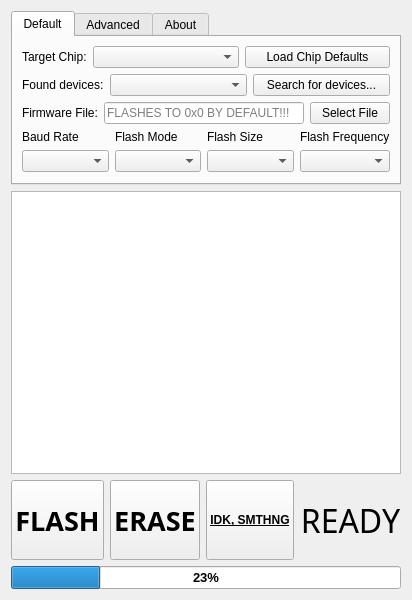
Before: the Qt Designer form src/form.ui in OrhanYigitDurmaz/esptool-gui, drawn with Qt 5.
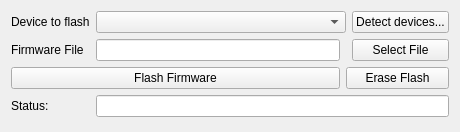
After: the same form once the commit is applied.

Patch:
```diff
--- a/src/form.ui
+++ b/src/form.ui
@@ -1,459 +1,78 @@
 <?xml version="1.0" encoding="UTF-8"?>
 <ui version="4.0">
- <class>MainFrame</class>
- <widget class="QWidget" name="MainFrame">
+ <class>mainw</class>
+ <widget class="QWidget" name="mainw">
   <property name="geometry">
    <rect>
     <x>0</x>
     <y>0</y>
-    <width>400</width>
-    <height>600</height>
+    <width>460</width>
+    <height>132</height>
    </rect>
   </property>
   <property name="windowTitle">
-   <string>ESPTool-GUI</string>
+   <string>mainw</string>
   </property>
-  <layout class="QGridLayout" name="gridLayout_4">
+  <layout class="QGridLayout" name="gridLayout">
+   <item row="0" column="0">
+    <widget class="QLabel" name="label_deviceToFlash">
+     <property name="text">
+      <string>Device to flash</string>
+     </property>
+    </widget>
+   </item>
+   <item row="0" column="1" colspan="2">
+    <widget class="QComboBox" name="comboBox_detectedDevices"/>
+   </item>
+   <item row="0" column="3">
+    <widget class="QPushButton" name="pushButton_detectDevices">
+     <property name="text">
+      <string>Detect devices...</string>
+     </property>
+    </widget>
+   </item>
    <item row="1" column="0">
-    <widget class="QTextEdit" name="textEdit_console">
+    <widget class="QLabel" name="label_firmwareFile">
+     <property name="text">
+      <string>Firmware File</string>
+     </property>
+    </widget>
+   </item>
+   <item row="1" column="3">
+    <widget class="QPushButton" name="pushButton_selectFile">
+     <property name="text">
+      <string>Select File</string>
+     </property>
+    </widget>
+   </item>
+   <item row="2" column="2" colspan="2">
+    <widget class="QPushButton" name="pushButton_eraseFlash">
+     <property name="text">
+      <string>Erase Flash</string>
+     </property>
+    </widget>
+   </item>
+   <item row="1" column="1">
+    <widget class="QLineEdit" name="lineEdit_firmwareFile"/>
+   </item>
+   <item row="3" column="0">
+    <widget class="QLabel" name="label_status">
+     <property name="text">
+      <string>Status:</string>
+     </property>
+    </widget>
+   </item>
+   <item row="3" column="1" colspan="3">
+    <widget class="QLineEdit" name="lineEdit_status">
      <property name="readOnly">
       <bool>true</bool>
      </property>
-     <property name="textInteractionFlags">
-      <set>Qt::TextInteractionFlag::LinksAccessibleByKeyboard|Qt::TextInteractionFlag::LinksAccessibleByMouse|Qt::TextInteractionFlag::TextBrowserInteraction|Qt::TextInteractionFlag::TextSelectableByKeyboard|Qt::TextInteractionFlag::TextSelectableByMouse</set>
-     </property>
     </widget>
    </item>
-   <item row="2" column="0">
-    <layout class="QHBoxLayout" name="horizontalLayout_4">
-     <item>
-      <widget class="QPushButton" name="pushButton_flash">
-       <property name="sizePolicy">
-        <sizepolicy hsizetype="MinimumExpanding" vsizetype="Fixed">
-         <horstretch>0</horstretch>
-         <verstretch>0</verstretch>
-        </sizepolicy>
-       </property>
-       <property name="minimumSize">
-        <size>
-         <width>0</width>
-         <height>80</height>
-        </size>
-       </property>
-       <property name="font">
-        <font>
-         <family>Swis721 BlkCn BT</family>
-         <pointsize>20</pointsize>
-         <bold>true</bold>
-        </font>
-       </property>
-       <property name="text">
-        <string>FLASH</string>
-       </property>
-       <property name="default">
-        <bool>false</bool>
-       </property>
-       <property name="flat">
-        <bool>false</bool>
-       </property>
-      </widget>
-     </item>
-     <item>
-      <widget class="QPushButton" name="pushButton_erase">
-       <property name="sizePolicy">
-        <sizepolicy hsizetype="MinimumExpanding" vsizetype="Fixed">
-         <horstretch>0</horstretch>
-         <verstretch>0</verstretch>
-        </sizepolicy>
-       </property>
-       <property name="minimumSize">
-        <size>
-         <width>0</width>
-         <height>80</height>
-        </size>
-       </property>
-       <property name="font">
-        <font>
-         <family>Swis721 BlkCn BT</family>
-         <pointsize>20</pointsize>
-         <bold>true</bold>
-         <stylestrategy>PreferAntialias</stylestrategy>
-         <hintingpreference>PreferFullHinting</hintingpreference>
-        </font>
-       </property>
-       <property name="cursor">
-        <cursorShape>ArrowCursor</cursorShape>
-       </property>
-       <property name="focusPolicy">
-        <enum>Qt::FocusPolicy::StrongFocus</enum>
-       </property>
-       <property name="contextMenuPolicy">
-        <enum>Qt::ContextMenuPolicy::NoContextMenu</enum>
-       </property>
-       <property name="text">
-        <string>ERASE</string>
-       </property>
-      </widget>
-     </item>
-     <item>
-      <widget class="QPushButton" name="pushButton_3">
-       <property name="sizePolicy">
-        <sizepolicy hsizetype="MinimumExpanding" vsizetype="Fixed">
-         <horstretch>0</horstretch>
-         <verstretch>0</verstretch>
-        </sizepolicy>
-       </property>
-       <property name="minimumSize">
-        <size>
-         <width>0</width>
-         <height>80</height>
-        </size>
-       </property>
-       <property name="font">
-        <font>
-         <bold>true</bold>
-         <underline>true</underline>
-         <strikeout>false</strikeout>
-        </font>
-       </property>
-       <property name="text">
-        <string>IDK, SMTHNG</string>
-       </property>
-      </widget>
-     </item>
-     <item>
-      <widget class="QLabel" name="label_status">
-       <property name="sizePolicy">
-        <sizepolicy hsizetype="MinimumExpanding" vsizetype="Fixed">
-         <horstretch>0</horstretch>
-         <verstretch>0</verstretch>
-        </sizepolicy>
-       </property>
-       <property name="minimumSize">
-        <size>
-         <width>0</width>
-         <height>80</height>
-        </size>
-       </property>
-       <property name="font">
-        <font>
-         <family>Swis721 BlkCn BT</family>
-         <pointsize>24</pointsize>
-         <bold>false</bold>
-        </font>
-       </property>
-       <property name="text">
-        <string>READY</string>
-       </property>
-       <property name="alignment">
-        <set>Qt::AlignmentFlag::AlignCenter</set>
-       </property>
-      </widget>
-     </item>
-    </layout>
-   </item>
-   <item row="0" column="0">
-    <widget class="QTabWidget" name="tabWidget">
-     <property name="sizePolicy">
-      <sizepolicy hsizetype="MinimumExpanding" vsizetype="Minimum">
-       <horstretch>0</horstretch>
-       <verstretch>0</verstretch>
-      </sizepolicy>
-     </property>
-     <property name="minimumSize">
-      <size>
-       <width>0</width>
-       <height>0</height>
-      </size>
-     </property>
-     <property name="currentIndex">
-      <number>0</number>
-     </property>
-     <widget class="QWidget" name="Default_tab">
-      <attribute name="title">
-       <string>Default</string>
-      </attribute>
-      <layout class="QGridLayout" name="gridLayout_2">
-       <item row="2" column="0">
-        <layout class="QHBoxLayout" name="horizontalLayout_3">
-         <item>
-          <widget class="QLabel" name="label_3">
-           <property name="text">
-            <string>Firmware File:</string>
-           </property>
-          </widget>
-         </item>
-         <item>
-          <widget class="QLineEdit" name="lineEdit_file_default">
-           <property name="text">
-            <string/>
-           </property>
-           <property name="placeholderText">
-            <string>FLASHES TO 0x0 BY DEFAULT!!!</string>
-           </property>
-          </widget>
-         </item>
-         <item>
-          <widget class="QPushButton" name="pushButton_selectFile">
-           <property name="text">
-            <string>Select File</string>
-           </property>
-          </widget>
-         </item>
-        </layout>
-       </item>
-       <item row="1" column="0">
-        <layout class="QHBoxLayout" name="horizontalLayout_2">
-         <item>
-          <widget class="QLabel" name="label_2">
-           <property name="sizePolicy">
-            <sizepolicy hsizetype="Preferred" vsizetype="Minimum">
-             <horstretch>0</horstretch>
-             <verstretch>0</verstretch>
-            </sizepolicy>
-           </property>
-           <property name="minimumSize">
-            <size>
-             <width>0</width>
-             <height>0</height>
-            </size>
-           </property>
-           <property name="text">
-            <string>Found devices:</string>
-           </property>
-          </widget>
-         </item>
-         <item>
-          <widget class="QComboBox" name="comboBox_detectedChips">
-           <property name="sizePolicy">
-            <sizepolicy hsizetype="Expanding" vsizetype="Fixed">
-             <horstretch>0</horstretch>
-             <verstretch>0</verstretch>
-            </sizepolicy>
-           </property>
-           <property name="minimumSize">
-            <size>
-             <width>0</width>
-             <height>0</height>
-            </size>
-           </property>
-          </widget>
-         </item>
-         <item>
-          <widget class="QPushButton" name="pushButton_detectDevices">
-           <property name="sizePolicy">
-            <sizepolicy hsizetype="Expanding" vsizetype="Fixed">
-             <horstretch>0</horstretch>
-             <verstretch>0</verstretch>
-            </sizepolicy>
-           </property>
-           <property name="text">
-            <string>Search for devices...</string>
-           </property>
-          </widget>
-         </item>
-        </layout>
-       </item>
-       <item row="0" column="0">
-        <layout class="QHBoxLayout" name="horizontalLayout">
-         <item>
-          <widget class="QLabel" name="label">
-           <property name="sizePolicy">
-            <sizepolicy hsizetype="Preferred" vsizetype="Minimum">
-             <horstretch>0</horstretch>
-             <verstretch>0</verstretch>
-            </sizepolicy>
-           </property>
-           <property name="text">
-            <string>Target Chip:</string>
-           </property>
-          </widget>
-         </item>
-         <item>
-          <widget class="QComboBox" name="comboBox_targetChip">
-           <property name="sizePolicy">
-            <sizepolicy hsizetype="Expanding" vsizetype="Fixed">
-             <horstretch>0</horstretch>
-             <verstretch>0</verstretch>
-            </sizepolicy>
-           </property>
-           <property name="minimumSize">
-            <size>
-             <width>0</width>
-             <height>0</height>
-            </size>
-           </property>
-           <property name="maximumSize">
-            <size>
-             <width>60000</width>
-             <height>16777215</height>
-            </size>
-           </property>
-           <property name="maxVisibleItems">
-            <number>15</number>
-           </property>
-          </widget>
-         </item>
-         <item>
-          <widget class="QPushButton" name="pushButton_loadChipDefaults">
-           <property name="sizePolicy">
-            <sizepolicy hsizetype="MinimumExpanding" vsizetype="Fixed">
-             <horstretch>0</horstretch>
-             <verstretch>0</verstretch>
-            </sizepolicy>
-           </property>
-           <property name="text">
-            <string>Load Chip Defaults</string>
-           </property>
-          </widget>
-         </item>
-        </layout>
-       </item>
-       <item row="3" column="0">
-        <layout class="QGridLayout" name="gridLayout">
-         <item row="2" column="2">
-          <widget class="QLabel" name="label_4">
-           <property name="sizePolicy">
-            <sizepolicy hsizetype="Minimum" vsizetype="Fixed">
-             <horstretch>0</horstretch>
-             <verstretch>0</verstretch>
-            </sizepolicy>
-           </property>
-           <property name="text">
-            <string>Flash Size</string>
-           </property>
-          </widget>
-         </item>
-         <item row="2" column="0">
-          <widget class="QLabel" name="label_7">
-           <property name="sizePolicy">
-            <sizepolicy hsizetype="Minimum" vsizetype="Fixed">
-             <horstretch>0</horstretch>
-             <verstretch>0</verstretch>
-            </sizepolicy>
-           </property>
-           <property name="text">
-            <string>Baud Rate</string>
-           </property>
-          </widget>
-         </item>
-         <item row="2" column="1">
-          <widget class="QLabel" name="label_6">
-           <property name="sizePolicy">
-            <sizepolicy hsizetype="Minimum" vsizetype="Fixed">
-             <horstretch>0</horstretch>
-             <verstretch>0</verstretch>
-            </sizepolicy>
-           </property>
-           <property name="text">
-            <string>Flash Mode</string>
-           </property>
-          </widget>
-         </item>
-         <item row="2" column="3">
-          <widget class="QLabel" name="label_5">
-           <property name="sizePolicy">
-            <sizepolicy hsizetype="Minimum" vsizetype="Fixed">
-             <horstretch>0</horstretch>
-             <verstretch>0</verstretch>
-            </sizepolicy>
-           </property>
-           <property name="text">
-            <string>Flash Frequency</string>
-           </property>
-          </widget>
-         </item>
-         <item row="3" column="0">
-          <widget class="QComboBox" name="comboBox_baudRate"/>
-         </item>
-         <item row="3" column="1">
-          <widget class="QComboBox" name="comboBox_flashMode"/>
-         </item>
-         <item row="3" column="2">
-          <widget class="QComboBox" name="comboBox_flashSize"/>
-         </item>
-         <item row="3" column="3">
-          <widget class="QComboBox" name="comboBox_flashFrequency"/>
-         </item>
-        </layout>
-       </item>
-      </layout>
-     </widget>
-     <widget class="QWidget" name="Advanced_tab">
-      <attribute name="title">
-       <string>Advanced</string>
-      </attribute>
-      <layout class="QGridLayout" name="gridLayout_5">
-       <item row="0" column="0">
-        <layout class="QGridLayout" name="gridLayout_3">
-         <item row="0" column="0">
-          <widget class="QLabel" name="label_8">
-           <property name="text">
-            <string>&lt;html&gt;&lt;head/&gt;&lt;body&gt;&lt;p align=&quot;center&quot;&gt;&lt;span style=&quot; font-size:12pt; font-weight:700;&quot;&gt;NOT READY (YET)&lt;/span&gt;&lt;/p&gt;&lt;p align=&quot;center&quot;&gt;&lt;br/&gt;&lt;/p&gt;&lt;p align=&quot;center&quot;&gt;&lt;a href=&quot;https://github.com/OrhanYigitDurmaz/esptool-gui&quot;&gt;&lt;span style=&quot; font-size:11pt; font-weight:700; text-decoration: underline; color:#007af4;&quot;&gt;GitHub&lt;/span&gt;&lt;/a&gt;&lt;/p&gt;&lt;/body&gt;&lt;/html&gt;</string>
-           </property>
-           <property name="textFormat">
-            <enum>Qt::TextFormat::MarkdownText</enum>
-           </property>
-           <property name="alignment">
-            <set>Qt::AlignmentFlag::AlignCenter</set>
-           </property>
-           <property name="openExternalLinks">
-            <bool>true</bool>
-           </property>
-           <property name="textInteractionFlags">
-            <set>Qt::TextInteractionFlag::TextBrowserInteraction</set>
-           </property>
-          </widget>
-         </item>
-        </layout>
-       </item>
-      </layout>
-     </widget>
-     <widget class="QWidget" name="About_tab">
-      <attribute name="title">
-       <string>About</string>
-      </attribute>
-      <layout class="QGridLayout" name="gridLayout_6">
-       <item row="0" column="0">
-        <widget class="QLabel" name="label_9">
-         <property name="text">
-          <string>&lt;html&gt;&lt;head/&gt;&lt;body&gt;&lt;p align=&quot;center&quot;&gt;&lt;span style=&quot; font-weight:700;&quot;&gt;What to do here&lt;/span&gt;&lt;/p&gt;&lt;/body&gt;&lt;/html&gt;</string>
-         </property>
-         <property name="textFormat">
-          <enum>Qt::TextFormat::MarkdownText</enum>
-         </property>
-         <property name="scaledContents">
-          <bool>true</bool>
-         </property>
-         <property name="alignment">
-          <set>Qt::AlignmentFlag::AlignCenter</set>
-         </property>
-        </widget>
-       </item>
-      </layout>
-     </widget>
-    </widget>
-   </item>
-   <item row="3" column="0">
-    <widget class="QProgressBar" name="progressBar">
-     <property name="font">
-      <font>
-       <pointsize>10</pointsize>
-       <bold>true</bold>
-       <strikeout>false</strikeout>
-      </font>
-     </property>
-     <property name="maximum">
-      <number>100</number>
-     </property>
-     <property name="value">
-      <number>23</number>
-     </property>
-     <property name="invertedAppearance">
-      <bool>false</bool>
-     </property>
-     <property name="format">
-      <string>%p%</string>
+   <item row="2" column="0" colspan="2">
+    <widget class="QPushButton" name="pushButton_flashFirmware">
+     <property name="text">
+      <string>Flash Firmware</string>
      </property>
     </widget>
    </item>
```
